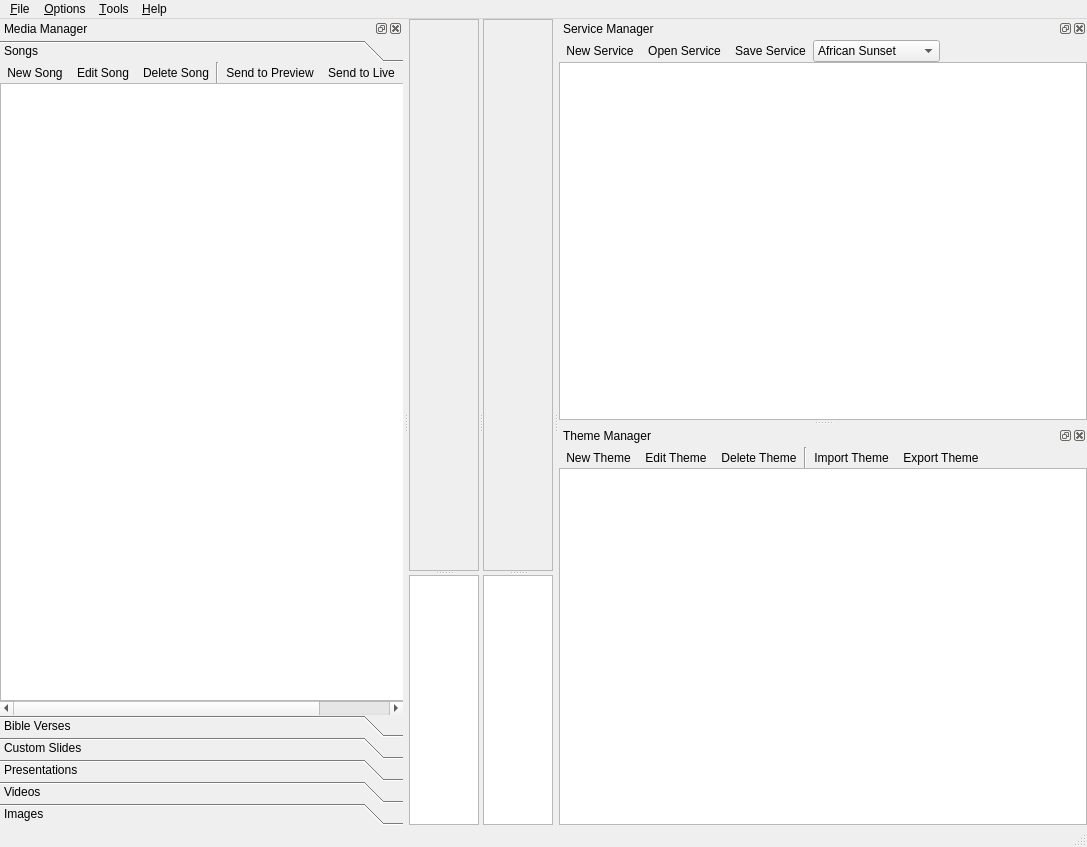
Old version of the form openlp/resources/forms/mainwindow.ui in the repository zonArt/openlp.
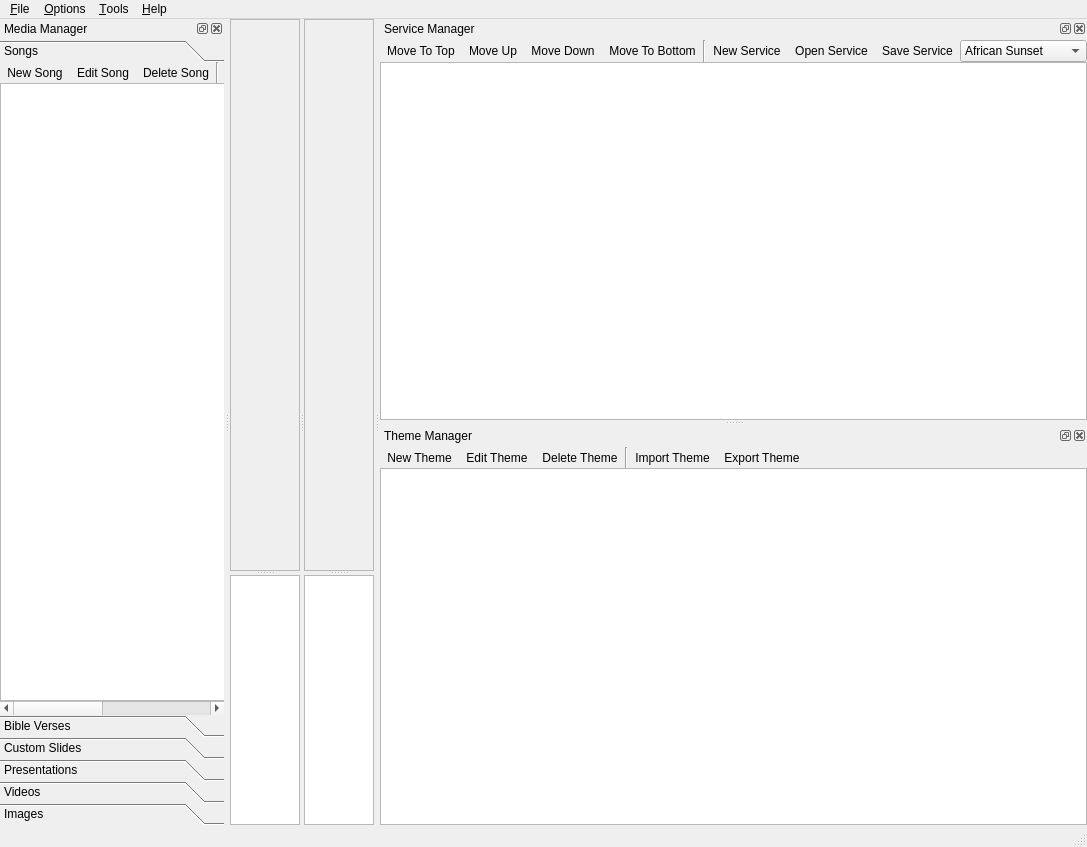
New version of the form. Icons and pictures are not drawn.

Commit message: Added buttons to the service manager, hopefully completing the main window.

Diff of the .ui file:
```diff
--- a/openlp/resources/forms/mainwindow.ui
+++ b/openlp/resources/forms/mainwindow.ui
@@ -59,7 +59,7 @@
              <rect>
               <x>0</x>
               <y>0</y>
-              <width>254</width>
+              <width>228</width>
               <height>536</height>
              </rect>
             </property>
@@ -99,7 +99,7 @@
              <rect>
               <x>0</x>
               <y>0</y>
-              <width>254</width>
+              <width>227</width>
               <height>536</height>
              </rect>
             </property>
@@ -290,7 +290,7 @@
          <rect>
           <x>0</x>
           <y>0</y>
-          <width>263</width>
+          <width>267</width>
           <height>609</height>
          </rect>
         </property>
@@ -1357,6 +1357,93 @@
         <property name="bottomMargin" >
          <number>0</number>
         </property>
+        <item>
+         <widget class="QToolButton" name="MoveTopButton" >
+          <property name="text" >
+           <string>Move To Top</string>
+          </property>
+          <property name="icon" >
+           <iconset resource="../images/openlp-2.qrc" >
+            <normaloff>:/services/service_top.png</normaloff>:/services/service_top.png</iconset>
+          </property>
+          <property name="iconSize" >
+           <size>
+            <width>20</width>
+            <height>20</height>
+           </size>
+          </property>
+          <property name="autoRaise" >
+           <bool>true</bool>
+          </property>
+         </widget>
+        </item>
+        <item>
+         <widget class="QToolButton" name="MoveUpButton" >
+          <property name="text" >
+           <string>Move Up</string>
+          </property>
+          <property name="icon" >
+           <iconset resource="../images/openlp-2.qrc" >
+            <normaloff>:/services/service_up.png</normaloff>:/services/service_up.png</iconset>
+          </property>
+          <property name="iconSize" >
+           <size>
+            <width>20</width>
+            <height>20</height>
+           </size>
+          </property>
+          <property name="autoRaise" >
+           <bool>true</bool>
+          </property>
+         </widget>
+        </item>
+        <item>
+         <widget class="QToolButton" name="MoveDownButton" >
+          <property name="text" >
+           <string>Move Down</string>
+          </property>
+          <property name="icon" >
+           <iconset resource="../images/openlp-2.qrc" >
+            <normaloff>:/services/service_down.png</normaloff>:/services/service_down.png</iconset>
+          </property>
+          <property name="iconSize" >
+           <size>
+            <width>20</width>
+            <height>20</height>
+           </size>
+          </property>
+          <property name="autoRaise" >
+           <bool>true</bool>
+          </property>
+         </widget>
+        </item>
+        <item>
+         <widget class="QToolButton" name="MoveBottomButton" >
+          <property name="text" >
+           <string>Move To Bottom</string>
+          </property>
+          <property name="icon" >
+           <iconset resource="../images/openlp-2.qrc" >
+            <normaloff>:/services/service_bottom.png</normaloff>:/services/service_bottom.png</iconset>
+          </property>
+          <property name="iconSize" >
+           <size>
+            <width>20</width>
+            <height>20</height>
+           </size>
+          </property>
+          <property name="autoRaise" >
+           <bool>true</bool>
+          </property>
+         </widget>
+        </item>
+        <item>
+         <widget class="Line" name="ServiceDividerLine" >
+          <property name="orientation" >
+           <enum>Qt::Vertical</enum>
+          </property>
+         </widget>
+        </item>
         <item>
          <widget class="QToolButton" name="ServiceNewItem" >
           <property name="text" >
```
Left out of the diff: 10 changed lines with no effect on the pictures. The commit also changes 2 other files.
